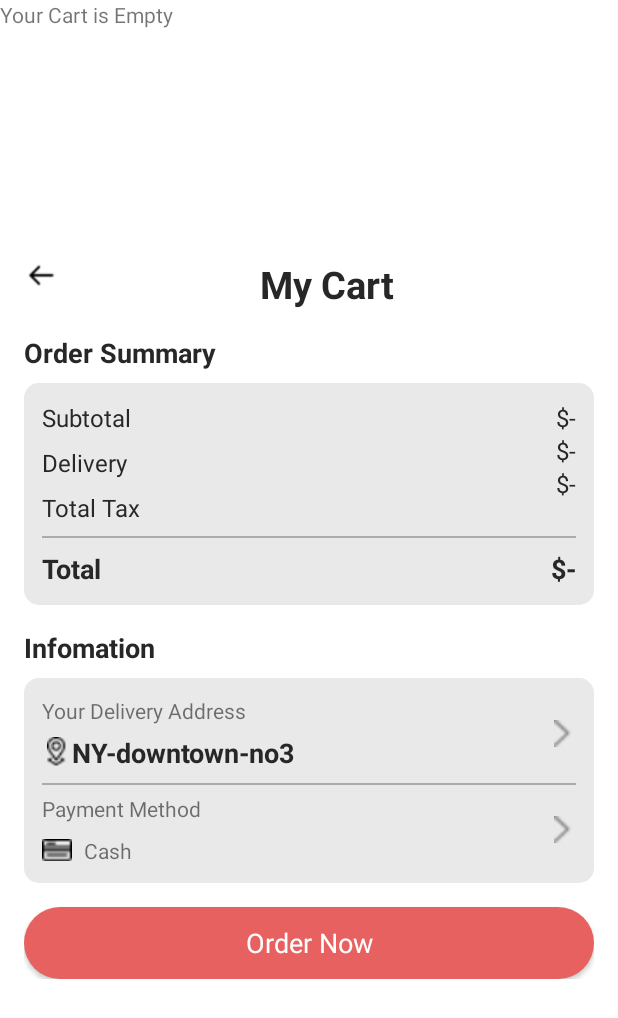
After one commit to noobCode24/App-Ecommerce-Manager, an Android app: the CartActivity screen opened directly, with no data from a screen before it, on a phone screen of 412 x 824 dp. The commit adds this screen. Shown: the top 1018 px of the screen. Run offline under Robolectric (Android 15) with nearby library versions, the phone set to English and light mode, and no system bars.

Commit message:
Cart Activity

```diff
--- a/app/src/main/AndroidManifest.xml
+++ b/app/src/main/AndroidManifest.xml
@@ -13,6 +13,9 @@
         android:theme="@style/Theme.App_Ecommerce"
         tools:targetApi="31">
         <activity
+            android:name=".Activity.CartActivity"
+            android:exported="false" />
+        <activity
             android:name=".Activity.DetailActivity"
             android:exported="false" />
         <activity
--- /dev/null
+++ b/app/src/main/java/com/example/app_ecommerce/Activity/CartActivity.java
@@ -0,0 +1,26 @@
+package com.example.app_ecommerce.Activity;
+
+import android.os.Bundle;
+
+import androidx.activity.EdgeToEdge;
+import androidx.appcompat.app.AppCompatActivity;
+import androidx.core.graphics.Insets;
+import androidx.core.view.ViewCompat;
+import androidx.core.view.WindowInsetsCompat;
+
+import com.example.app_ecommerce.R;
+
+public class CartActivity extends AppCompatActivity {
+
+    @Override
+    protected void onCreate(Bundle savedInstanceState) {
+        super.onCreate(savedInstanceState);
+        EdgeToEdge.enable(this);
+        setContentView(R.layout.activity_cart);
+        ViewCompat.setOnApplyWindowInsetsListener(findViewById(R.id.main), (v, insets) -> {
+            Insets systemBars = insets.getInsets(WindowInsetsCompat.Type.systemBars());
+            v.setPadding(systemBars.left, systemBars.top, systemBars.right, systemBars.bottom);
+            return insets;
+        });
+    }
+}
--- /dev/null
+++ b/app/src/main/res/layout/activity_cart.xml
@@ -0,0 +1,286 @@
+<?xml version="1.0" encoding="utf-8"?>
+<androidx.constraintlayout.widget.ConstraintLayout xmlns:android="http://schemas.android.com/apk/res/android"
+    xmlns:app="http://schemas.android.com/apk/res-auto"
+    xmlns:tools="http://schemas.android.com/tools"
+    android:id="@+id/main"
+    android:layout_width="match_parent"
+    android:layout_height="match_parent"
+    tools:context=".Activity.CartActivity">
+
+    <TextView
+        android:id="@+id/emptyTxt"
+        android:layout_width="wrap_content"
+        android:layout_height="wrap_content"
+        android:text="Your Cart is Empty"
+        tools:layout_editor_absoluteX="139dp"
+        tools:layout_editor_absoluteY="419dp" />
+
+    <ScrollView
+        android:id="@+id/scrollView2"
+        android:layout_width="match_parent"
+        android:layout_height="wrap_content"
+        app:layout_constraintBottom_toBottomOf="parent"
+        app:layout_constraintEnd_toEndOf="parent"
+        app:layout_constraintStart_toStartOf="parent"
+        app:layout_constraintTop_toTopOf="parent">
+
+        <LinearLayout
+            android:layout_width="match_parent"
+            android:layout_height="wrap_content"
+            android:orientation="vertical"
+            android:padding="16dp">
+
+            <LinearLayout
+                android:layout_width="match_parent"
+                android:layout_height="match_parent"
+                android:orientation="horizontal">
+
+                <ImageView
+                    android:id="@+id/backBtn"
+                    android:layout_width="23dp"
+                    android:layout_height="23dp"
+                    android:padding="2dp"
+                    app:srcCompat="@drawable/arrow" />
+
+                <TextView
+                    android:id="@+id/textView"
+                    android:layout_width="wrap_content"
+                    android:layout_height="wrap_content"
+                    android:layout_gravity="center"
+                    android:layout_weight="1"
+                    android:gravity="center"
+                    android:text="My Cart"
+                    android:textAlignment="center"
+                    android:textColor="@color/black"
+                    android:textSize="25dp"
+                    android:textStyle="bold" />
+            </LinearLayout>
+
+            <androidx.recyclerview.widget.RecyclerView
+                android:layout_width="match_parent"
+                android:layout_height="match_parent">
+
+            </androidx.recyclerview.widget.RecyclerView>
+
+            <TextView
+                android:id="@+id/textView4"
+                android:layout_width="match_parent"
+                android:layout_height="wrap_content"
+                android:layout_marginTop="16dp"
+                android:text="Order Summary"
+                android:textColor="@color/black"
+                android:textSize="18sp"
+                android:textStyle="bold" />
+
+            <androidx.constraintlayout.widget.ConstraintLayout
+                android:layout_width="match_parent"
+                android:layout_height="wrap_content"
+                android:layout_marginTop="8dp"
+                android:background="@drawable/grey_background"
+                android:padding="12dp">
+
+                <TextView
+                    android:id="@+id/textView9"
+                    style="@style/textStyle"
+                    android:layout_width="wrap_content"
+                    android:layout_height="wrap_content"
+                    android:text="Subtotal"
+                    app:layout_constraintStart_toStartOf="parent"
+                    app:layout_constraintTop_toTopOf="parent" />
+
+                <TextView
+                    android:id="@+id/textView11"
+                    style="@style/textStyle"
+                    android:layout_width="wrap_content"
+                    android:layout_height="wrap_content"
+                    android:layout_marginTop="8dp"
+                    android:text="Delivery"
+                    app:layout_constraintStart_toStartOf="@+id/textView9"
+                    app:layout_constraintTop_toBottomOf="@+id/textView9" />
+
+                <TextView
+                    android:id="@+id/textView12"
+                    style="@style/textStyle"
+                    android:layout_width="wrap_content"
+                    android:layout_height="wrap_content"
+                    android:layout_marginTop="8dp"
+                    android:text="Total Tax"
+                    app:layout_constraintStart_toStartOf="@+id/textView11"
+                    app:layout_constraintTop_toBottomOf="@+id/textView11" />
+
+                <TextView
+                    android:id="@+id/totalFeeTxt"
+                    style="@style/textStyle"
+                    android:layout_width="wrap_content"
+                    android:layout_height="wrap_content"
+                    android:text="$-"
+                    app:layout_constraintEnd_toEndOf="parent"
+                    app:layout_constraintTop_toTopOf="@+id/textView9" />
+
+                <TextView
+                    android:id="@+id/deliveryTxt"
+                    style="@style/textStyle"
+                    android:layout_width="wrap_content"
+                    android:layout_height="wrap_content"
+                    android:text="$-"
+                    app:layout_constraintEnd_toEndOf="@+id/totalFeeTxt"
+                    app:layout_constraintTop_toBottomOf="@+id/totalFeeTxt" />
+
+                <TextView
+                    android:id="@+id/taxTxt"
+                    style="@style/textStyle"
+                    android:layout_width="wrap_content"
+                    android:layout_height="wrap_content"
+                    android:text="$-"
+                    app:layout_constraintEnd_toEndOf="@+id/deliveryTxt"
+                    app:layout_constraintTop_toBottomOf="@+id/deliveryTxt" />
+
+                <View
+                    android:id="@+id/view3"
+                    android:layout_width="wrap_content"
+                    android:layout_height="1dp"
+                    android:layout_margin="8dp"
+                    android:background="@color/grey"
+                    app:layout_constraintEnd_toEndOf="parent"
+                    app:layout_constraintStart_toStartOf="parent"
+                    app:layout_constraintTop_toBottomOf="@+id/textView12" />
+
+                <TextView
+                    android:id="@+id/textView16"
+                    style="@style/textStyleBold"
+                    android:layout_width="wrap_content"
+                    android:layout_height="wrap_content"
+                    android:layout_marginTop="8dp"
+                    android:text="Total"
+                    app:layout_constraintBottom_toBottomOf="parent"
+                    app:layout_constraintStart_toStartOf="@+id/view3"
+                    app:layout_constraintTop_toBottomOf="@+id/view3" />
+
+                <TextView
+                    android:id="@+id/totalTxt"
+                    style="@style/textStyleBold"
+                    android:layout_width="wrap_content"
+                    android:layout_height="wrap_content"
+                    android:text="$-"
+                    app:layout_constraintBottom_toBottomOf="@+id/textView16"
+                    app:layout_constraintEnd_toEndOf="parent"
+                    app:layout_constraintTop_toTopOf="@+id/textView16" />
+
+            </androidx.constraintlayout.widget.ConstraintLayout>
+
+            <TextView
+                android:id="@+id/textView18"
+                android:layout_width="match_parent"
+                android:layout_height="wrap_content"
+                android:layout_marginTop="16dp"
+                android:text="Infomation"
+                android:textColor="@color/black"
+                android:textSize="18sp"
+                android:textStyle="bold" />
+
+            <androidx.constraintlayout.widget.ConstraintLayout
+                android:layout_width="match_parent"
+                android:layout_height="wrap_content"
+                android:layout_marginTop="8dp"
+                android:background="@drawable/grey_background"
+                android:padding="12dp">
+
+                <TextView
+                    android:id="@+id/textView17"
+                    android:layout_width="wrap_content"
+                    android:layout_height="wrap_content"
+                    android:layout_marginTop="6dp"
+                    android:text="Payment Method"
+                    app:layout_constraintStart_toStartOf="parent"
+                    app:layout_constraintTop_toBottomOf="@+id/view4" />
+
+                <TextView
+                    android:id="@+id/textView13"
+                    android:layout_width="wrap_content"
+                    android:layout_height="wrap_content"
+                    android:text="Your Delivery Address"
+                    app:layout_constraintStart_toStartOf="parent"
+                    app:layout_constraintTop_toTopOf="parent" />
+
+                <ImageView
+                    android:id="@+id/imageView9"
+                    android:layout_width="20dp"
+                    android:layout_height="20dp"
+                    android:layout_marginTop="8dp"
+                    app:layout_constraintStart_toStartOf="@+id/textView13"
+                    app:layout_constraintTop_toBottomOf="@+id/textView13"
+                    app:srcCompat="@drawable/location" />
+
+                <TextView
+                    android:id="@+id/textView14"
+                    style="@style/textStyleBold"
+                    android:layout_width="wrap_content"
+                    android:layout_height="wrap_content"
+                    android:text="NY-downtown-no3"
+                    app:layout_constraintBottom_toBottomOf="@+id/imageView9"
+                    app:layout_constraintStart_toEndOf="@+id/imageView9"
+                    app:layout_constraintTop_toTopOf="@+id/imageView9" />
+
+                <View
+                    android:id="@+id/view4"
+                    android:layout_width="wrap_content"
+                    android:layout_height="1dp"
+                    android:layout_marginTop="8dp"
+                    android:background="@color/grey"
+                    app:layout_constraintEnd_toEndOf="parent"
+                    app:layout_constraintStart_toStartOf="parent"
+                    app:layout_constraintTop_toBottomOf="@+id/textView14" />
+
+                <ImageView
+                    android:id="@+id/imageView10"
+                    android:layout_width="18dp"
+                    android:layout_height="18dp"
+                    app:layout_constraintBottom_toBottomOf="@+id/textView14"
+                    app:layout_constraintEnd_toEndOf="parent"
+                    app:layout_constraintTop_toTopOf="parent"
+                    app:srcCompat="@drawable/arrow_detail" />
+
+                <ImageView
+                    android:id="@+id/imageView11"
+                    android:layout_width="20dp"
+                    android:layout_height="20dp"
+                    android:layout_marginTop="8dp"
+                    app:layout_constraintStart_toStartOf="@+id/textView17"
+                    app:layout_constraintTop_toBottomOf="@+id/textView17"
+                    app:srcCompat="@drawable/credit_card" />
+
+                <TextView
+                    android:id="@+id/textView15"
+                    android:layout_width="wrap_content"
+                    android:layout_height="wrap_content"
+                    android:layout_marginStart="8dp"
+                    android:text="Cash"
+                    app:layout_constraintBottom_toBottomOf="@+id/imageView11"
+                    app:layout_constraintStart_toEndOf="@+id/imageView11"
+                    app:layout_constraintTop_toTopOf="@+id/imageView11" />
+
+                <ImageView
+                    android:id="@+id/imageView12"
+                    android:layout_width="18dp"
+                    android:layout_height="18dp"
+                    app:layout_constraintBottom_toBottomOf="@+id/textView15"
+                    app:layout_constraintEnd_toEndOf="parent"
+                    app:layout_constraintTop_toTopOf="@+id/textView17"
+                    app:srcCompat="@drawable/arrow_detail" />
+
+            </androidx.constraintlayout.widget.ConstraintLayout>
+
+            <androidx.appcompat.widget.AppCompatButton
+                android:id="@+id/button2"
+                style="@android:style/Widget.Button"
+                android:layout_width="match_parent"
+                android:layout_height="wrap_content"
+                android:layout_marginTop="16dp"
+                android:background="@drawable/red_button_background"
+                android:text="Order Now"
+                android:textColor="@color/white"
+                android:textSize="18sp" />
+
+        </LinearLayout>
+    </ScrollView>
+</androidx.constraintlayout.widget.ConstraintLayout>
--- a/app/src/main/res/values/themes.xml
+++ b/app/src/main/res/values/themes.xml
@@ -6,4 +6,14 @@
     </style>
 
     <style name="Theme.App_Ecommerce" parent="Base.Theme.App_Ecommerce" />
+    <style name="textStyle" parent="Widget.AppCompat.TextView">
+        <item name="android:textSize">16sp</item>
+        <item name="android:textColor">@color/black</item>
+    </style>
+
+    <style name="textStyleBold" parent="Widget.AppCompat.TextView">
+        <item name="android:textColor">@color/black</item>
+        <item name="android:textSize">18sp</item>
+        <item name="android:textStyle">bold</item>
+    </style>
 </resources>
```
